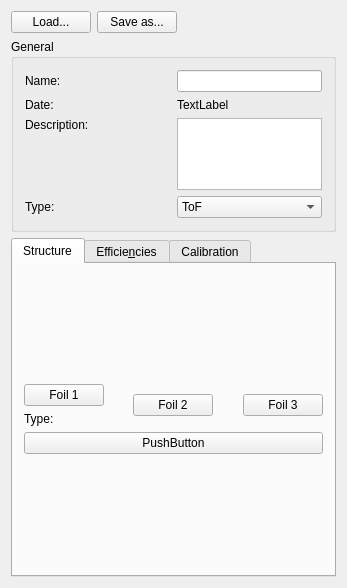
Old version of the form ui_files/ui_request_detector_settings.ui in the repository JYU-IBA/potku.
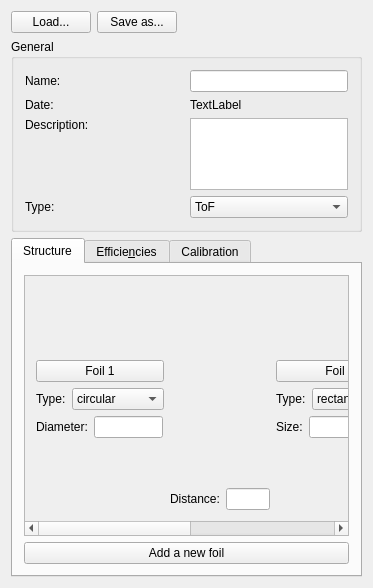
New version of the form.

Commit message: Added foil type and size, and distance between foils.

The edit to the form file:
```diff
--- a/ui_files/ui_request_detector_settings.ui
+++ b/ui_files/ui_request_detector_settings.ui
@@ -9,7 +9,7 @@
    <rect>
     <x>0</x>
     <y>0</y>
-    <width>347</width>
+    <width>373</width>
     <height>588</height>
    </rect>
   </property>
@@ -242,9 +242,37 @@
          <item>
           <layout class="QVBoxLayout" name="verticalLayout_5">
            <item>
+            <widget class="QScrollArea" name="scrollArea">
+             <property name="widgetResizable">
+              <bool>true</bool>
+             </property>
+             <widget class="QWidget" name="scrollAreaWidgetContents">
+              <property name="geometry">
+               <rect>
+                <x>-188</x>
+                <y>0</y>
+                <width>762</width>
+                <height>190</height>
+               </rect>
+              </property>
+              <layout class="QHBoxLayout" name="horizontalLayout_4">
+               <item>
             <layout class="QHBoxLayout" name="horizontalLayout_3">
              <item>
               <layout class="QVBoxLayout" name="verticalLayout_7">
+                   <item>
+                    <spacer name="verticalSpacer_5">
+                     <property name="orientation">
+                      <enum>Qt::Vertical</enum>
+                     </property>
+                     <property name="sizeHint" stdset="0">
+                      <size>
+                       <width>20</width>
+                       <height>40</height>
+                      </size>
+                     </property>
+                    </spacer>
+                   </item>
                <item>
                 <widget class="QPushButton" name="pushButton_2">
                  <property name="text">
@@ -253,11 +281,81 @@
                 </widget>
                </item>
                <item>
+                    <layout class="QHBoxLayout" name="horizontalLayout_2">
+                     <item>
                 <widget class="QLabel" name="label">
+                       <property name="maximumSize">
+                        <size>
+                         <width>16777215</width>
+                         <height>16777215</height>
+                        </size>
+                       </property>
                  <property name="text">
                   <string>Type:</string>
                  </property>
                 </widget>
+                     </item>
+                     <item>
+                      <widget class="QComboBox" name="comboBox">
+                       <property name="maximumSize">
+                        <size>
+                         <width>16777215</width>
+                         <height>16777215</height>
+                        </size>
+                       </property>
+                       <item>
+                        <property name="text">
+                         <string>circular</string>
+                        </property>
+                       </item>
+                       <item>
+                        <property name="text">
+                         <string>rectangular</string>
+                        </property>
+                       </item>
+                      </widget>
+                     </item>
+                    </layout>
+                   </item>
+                   <item>
+                    <layout class="QHBoxLayout" name="horizontalLayout_5">
+                     <item>
+                      <widget class="QLabel" name="label_2">
+                       <property name="text">
+                        <string>Diameter:</string>
+                       </property>
+                      </widget>
+                     </item>
+                     <item>
+                      <widget class="QLineEdit" name="lineEdit"/>
+                     </item>
+                     <item>
+                      <spacer name="horizontalSpacer_8">
+                       <property name="orientation">
+                        <enum>Qt::Horizontal</enum>
+                       </property>
+                       <property name="sizeHint" stdset="0">
+                        <size>
+                         <width>40</width>
+                         <height>20</height>
+                        </size>
+                       </property>
+                      </spacer>
+                     </item>
+                    </layout>
+                   </item>
+                   <item>
+                    <spacer name="verticalSpacer_2">
+                     <property name="orientation">
+                      <enum>Qt::Vertical</enum>
+                     </property>
+                     <property name="sizeHint" stdset="0">
+                      <size>
+                       <width>20</width>
+                       <height>40</height>
+                      </size>
+                     </property>
+                    </spacer>
                </item>
               </layout>
              </item>
@@ -268,18 +366,61 @@
                  <property name="orientation">
                   <enum>Qt::Horizontal</enum>
                  </property>
+                     <property name="sizeType">
+                      <enum>QSizePolicy::MinimumExpanding</enum>
+                     </property>
                  <property name="sizeHint" stdset="0">
                   <size>
-                   <width>40</width>
+                       <width>100</width>
                    <height>20</height>
                   </size>
                  </property>
                 </spacer>
                </item>
+                   <item>
+                    <spacer name="verticalSpacer_8">
+                     <property name="orientation">
+                      <enum>Qt::Vertical</enum>
+                     </property>
+                     <property name="sizeHint" stdset="0">
+                      <size>
+                       <width>20</width>
+                       <height>40</height>
+                      </size>
+                     </property>
+                    </spacer>
+                   </item>
+                   <item>
+                    <layout class="QHBoxLayout" name="horizontalLayout_15">
+                     <item>
+                      <widget class="QLabel" name="label_11">
+                       <property name="text">
+                        <string>Distance:</string>
+                       </property>
+                      </widget>
+                     </item>
+                     <item>
+                      <widget class="QLineEdit" name="lineEdit_5"/>
+                     </item>
+                    </layout>
+                   </item>
               </layout>
              </item>
              <item>
               <layout class="QVBoxLayout" name="verticalLayout_9">
+                   <item>
+                    <spacer name="verticalSpacer_6">
+                     <property name="orientation">
+                      <enum>Qt::Vertical</enum>
+                     </property>
+                     <property name="sizeHint" stdset="0">
+                      <size>
+                       <width>20</width>
+                       <height>40</height>
+                      </size>
+                     </property>
+                    </spacer>
+                   </item>
                <item>
                 <widget class="QPushButton" name="pushButton_3">
                  <property name="text">
@@ -287,6 +428,79 @@
                  </property>
                 </widget>
                </item>
+                   <item>
+                    <layout class="QHBoxLayout" name="horizontalLayout_8">
+                     <item>
+                      <widget class="QLabel" name="label_3">
+                       <property name="text">
+                        <string>Type:</string>
+                       </property>
+                      </widget>
+                     </item>
+                     <item>
+                      <widget class="QComboBox" name="comboBox_2">
+                       <item>
+                        <property name="text">
+                         <string>rectangular</string>
+                        </property>
+                       </item>
+                       <item>
+                        <property name="text">
+                         <string>circular</string>
+                        </property>
+                       </item>
+                       <item>
+                        <property name="text">
+                         <string/>
+                        </property>
+                       </item>
+                      </widget>
+                     </item>
+                    </layout>
+                   </item>
+                   <item>
+                    <layout class="QHBoxLayout" name="horizontalLayout_11">
+                     <item>
+                      <widget class="QLabel" name="label_4">
+                       <property name="text">
+                        <string>Size:</string>
+                       </property>
+                      </widget>
+                     </item>
+                     <item>
+                      <widget class="QLineEdit" name="lineEdit_2"/>
+                     </item>
+                     <item>
+                      <widget class="QLineEdit" name="lineEdit_3"/>
+                     </item>
+                     <item>
+                      <spacer name="horizontalSpacer_6">
+                       <property name="orientation">
+                        <enum>Qt::Horizontal</enum>
+                       </property>
+                       <property name="sizeHint" stdset="0">
+                        <size>
+                         <width>40</width>
+                         <height>20</height>
+                        </size>
+                       </property>
+                      </spacer>
+                     </item>
+                    </layout>
+                   </item>
+                   <item>
+                    <spacer name="verticalSpacer_3">
+                     <property name="orientation">
+                      <enum>Qt::Vertical</enum>
+                     </property>
+                     <property name="sizeHint" stdset="0">
+                      <size>
+                       <width>20</width>
+                       <height>40</height>
+                      </size>
+                     </property>
+                    </spacer>
+                   </item>
               </layout>
              </item>
              <item>
@@ -296,18 +510,61 @@
                  <property name="orientation">
                   <enum>Qt::Horizontal</enum>
                  </property>
+                     <property name="sizeType">
+                      <enum>QSizePolicy::MinimumExpanding</enum>
+                     </property>
                  <property name="sizeHint" stdset="0">
                   <size>
-                   <width>40</width>
+                       <width>100</width>
                    <height>20</height>
                   </size>
                  </property>
                 </spacer>
                </item>
+                   <item>
+                    <spacer name="verticalSpacer_9">
+                     <property name="orientation">
+                      <enum>Qt::Vertical</enum>
+                     </property>
+                     <property name="sizeHint" stdset="0">
+                      <size>
+                       <width>20</width>
+                       <height>40</height>
+                      </size>
+                     </property>
+                    </spacer>
+                   </item>
+                   <item>
+                    <layout class="QHBoxLayout" name="horizontalLayout_16">
+                     <item>
+                      <widget class="QLabel" name="label_12">
+                       <property name="text">
+                        <string>Distance:</string>
+                       </property>
+                      </widget>
+                     </item>
+                     <item>
+                      <widget class="QLineEdit" name="lineEdit_6"/>
+                     </item>
+                    </layout>
+                   </item>
               </layout>
              </item>
              <item>
               <layout class="QVBoxLayout" name="verticalLayout_12">
+                   <item>
+                    <spacer name="verticalSpacer_7">
+                     <property name="orientation">
+                      <enum>Qt::Vertical</enum>
+                     </property>
+                     <property name="sizeHint" stdset="0">
+                      <size>
+                       <width>20</width>
+                       <height>40</height>
+                      </size>
+                     </property>
+                    </spacer>
+                   </item>
                <item>
                 <widget class="QPushButton" name="pushButton">
                  <property name="text">
@@ -315,14 +572,83 @@
                  </property>
                 </widget>
                </item>
-              </layout>
-             </item>
-            </layout>
+                   <item>
+                    <layout class="QHBoxLayout" name="horizontalLayout_13">
+                     <item>
+                      <widget class="QLabel" name="label_7">
+                       <property name="text">
+                        <string>Type:</string>
+                       </property>
+                      </widget>
+                     </item>
+                     <item>
+                      <widget class="QComboBox" name="comboBox_3">
+                       <item>
+                        <property name="text">
+                         <string>circular</string>
+                        </property>
+                       </item>
+                       <item>
+                        <property name="text">
+                         <string>rectangular</string>
+                        </property>
+                       </item>
+                      </widget>
+                     </item>
+                    </layout>
+                   </item>
+                   <item>
+                    <layout class="QHBoxLayout" name="horizontalLayout_14">
+                     <item>
+                      <widget class="QLabel" name="label_8">
+                       <property name="text">
+                        <string>Diameter:</string>
+                       </property>
+                      </widget>
+                     </item>
+                     <item>
+                      <widget class="QLineEdit" name="lineEdit_4"/>
+                     </item>
+                     <item>
+                      <spacer name="horizontalSpacer_10">
+                       <property name="orientation">
+                        <enum>Qt::Horizontal</enum>
+                       </property>
+                       <property name="sizeHint" stdset="0">
+                        <size>
+                         <width>40</width>
+                         <height>20</height>
+                        </size>
+                       </property>
+                      </spacer>
+                     </item>
+                    </layout>
+                   </item>
+                   <item>
+                    <spacer name="verticalSpacer_4">
+                     <property name="orientation">
+                      <enum>Qt::Vertical</enum>
+                     </property>
+                     <property name="sizeHint" stdset="0">
+                      <size>
+                       <width>20</width>
+                       <height>40</height>
+                      </size>
+                     </property>
+                    </spacer>
+                   </item>
+                  </layout>
+                 </item>
+                </layout>
+               </item>
+              </layout>
+             </widget>
+            </widget>
            </item>
            <item>
             <widget class="QPushButton" name="pushButton_4">
              <property name="text">
-              <string>PushButton</string>
+              <string>Add a new foil</string>
              </property>
             </widget>
            </item>
```
Lines whose indentation alone changed are shown as unchanged.
